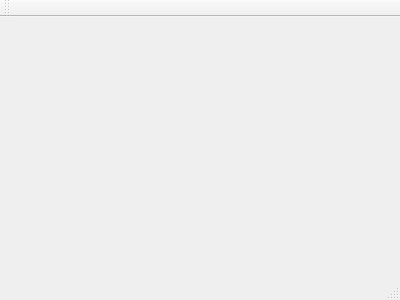
First picture: the form in gui/mainwindow.ui, repository jared-skinner/pomodoro, before the edit.
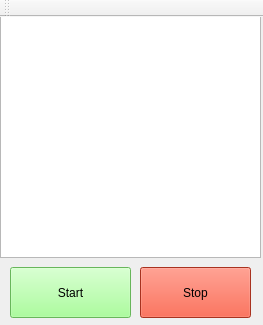
Second picture: the form after the edit. Icons and pictures are not drawn.

Commit message: built a cool window!

```diff
--- a/gui/mainwindow.ui
+++ b/gui/mainwindow.ui
@@ -1,24 +1,89 @@
 <ui version="4.0">
- <class>MainWindow</class>
- <widget class="QMainWindow" name="MainWindow" >
-  <property name="geometry" >
+ <class>PomodoroTimer</class>
+ <widget class="QMainWindow" name="PomodoroTimer">
+  <property name="geometry">
    <rect>
     <x>0</x>
     <y>0</y>
-    <width>400</width>
-    <height>300</height>
+    <width>263</width>
+    <height>325</height>
    </rect>
   </property>
   <property name="windowTitle" >
    <string>MainWindow</string>
   </property>
-  <widget class="QMenuBar" name="menuBar" />
-  <widget class="QToolBar" name="mainToolBar" />
-  <widget class="QWidget" name="centralWidget" />
-  <widget class="QStatusBar" name="statusBar" />
+  <widget class="QWidget" name="centralWidget">
+   <widget class="QPushButton" name="pushButton">
+    <property name="geometry">
+     <rect>
+      <x>10</x>
+      <y>250</y>
+      <width>121</width>
+      <height>51</height>
+     </rect>
+    </property>
+    <property name="styleSheet">
+     <string notr="true">background-color: rgb(145, 255, 128);
+font: 75 14pt &quot;DejaVu Sans Mono&quot;;</string>
+    </property>
+    <property name="text">
+     <string>Start</string>
+    </property>
+   </widget>
+   <widget class="QPushButton" name="pushButton_2">
+    <property name="geometry">
+     <rect>
+      <x>140</x>
+      <y>250</y>
+      <width>111</width>
+      <height>51</height>
+     </rect>
+    </property>
+    <property name="styleSheet">
+     <string notr="true">background-color: rgb(235, 70, 43);
+font: 75 14pt &quot;DejaVu Sans Mono&quot;;</string>
+    </property>
+    <property name="text">
+     <string>Stop</string>
+    </property>
+   </widget>
+   <widget class="QGraphicsView" name="graphicsView">
+    <property name="geometry">
+     <rect>
+      <x>0</x>
+      <y>-10</y>
+      <width>261</width>
+      <height>251</height>
+     </rect>
+    </property>
+    <property name="whatsThis">
+     <string>&lt;html&gt;&lt;head/&gt;&lt;body&gt;&lt;p align=&quot;center&quot;&gt;&lt;img src=&quot;:/~/pomodoro/gui/pomodoro.png&quot;/&gt;&lt;/p&gt;&lt;/body&gt;&lt;/html&gt;</string>
+    </property>
+    <property name="styleSheet">
+     <string notr="true">background-image: url(/home/jared/pomodoro/gui/pomodoro.png);</string>
+    </property>
+    <property name="frameShadow">
+     <enum>QFrame::Plain</enum>
+    </property>
+   </widget>
+  </widget>
+  <widget class="QToolBar" name="mainToolBar">
+   <attribute name="toolBarArea">
+    <enum>TopToolBarArea</enum>
+   </attribute>
+   <attribute name="toolBarBreak">
+    <bool>false</bool>
+   </attribute>
+  </widget>
+  <action name="actionStartTimer">
+   <property name="text">
+    <string>StartTimer</string>
+   </property>
+  </action>
  </widget>
- <layoutDefault spacing="6" margin="11" />
- <pixmapfunction></pixmapfunction>
- <resources/>
+ <layoutdefault spacing="6" margin="11"/>
+ <resources>
+  <include location="new.qrc"/>
+ </resources>
  <connections/>
 </ui>
```
Left out of the diff: 3 changed lines with no effect on the pictures. The commit also changes 2 other files.
